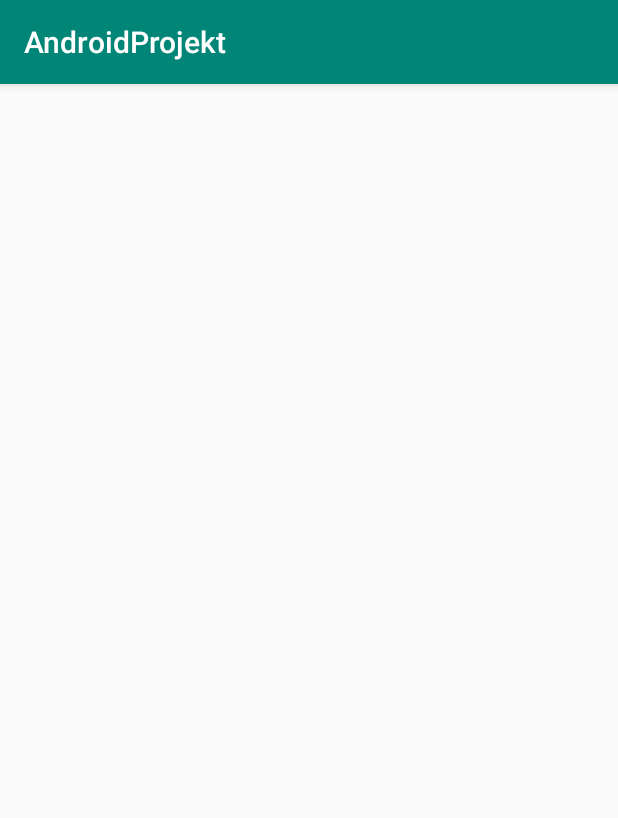
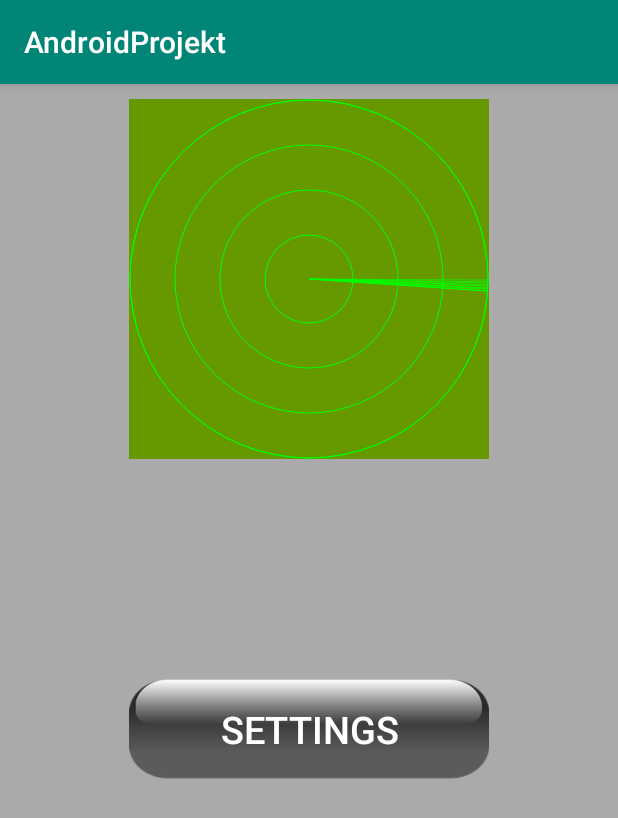
Before and after one commit to alflinusjonsson/AndroidBlueToothCar, an Android app: the screen it shows after launch (MainActivity), on a phone screen of 412 x 824 dp. Shown: the top 818 px of the screen. Run offline under Robolectric (Android 15) with nearby library versions, the phone set to English and light mode, and no system bars.

Commit message:
Added RadarView and settings button

```diff
--- a/app/src/main/java/se/j/androidprojekt/MainActivity.java
+++ b/app/src/main/java/se/j/androidprojekt/MainActivity.java
@@ -1,14 +1,26 @@
 package se.j.androidprojekt;
 
+import android.content.Intent;
 import android.os.Bundle;
 import android.support.annotation.Nullable;
 import android.support.v7.app.AppCompatActivity;
-
+import android.view.View;
 
 public class MainActivity extends AppCompatActivity {
+    RadarView mRadarView = null;
+
     @Override
-    protected void onCreate(@Nullable Bundle savedInstanceState) {
+    protected void onCreate(Bundle savedInstanceState) {
         super.onCreate(savedInstanceState);
         setContentView(R.layout.main_activity);
+
+        mRadarView = (RadarView) findViewById(R.id.radarView);
+        mRadarView.setShowCircles(true);
+        if (mRadarView != null) mRadarView.startAnimation();
+    }
+
+    public void SettingsButtonClicked(View view){
+        //Intent intent = new Intent(this, SettingsActivity.class);
+        //startActivity(intent);
     }
 }
--- /dev/null
+++ b/app/src/main/java/se/j/androidprojekt/RadarView.java
@@ -0,0 +1,141 @@
+package se.j.androidprojekt;
+
+import android.view.View;
+import android.content.Context;
+import android.graphics.Canvas;
+import android.graphics.Color;
+import android.graphics.Paint;
+import android.graphics.Point;
+import android.util.AttributeSet;
+import android.util.Log;
+
+public class RadarView extends View {
+
+    private final String LOG = "RadarView";
+    private final int POINT_ARRAY_SIZE = 25;
+
+    private int fps = 100;
+    private boolean showCircles = true;
+
+    float alpha = 0;
+    Point latestPoint[] = new Point[POINT_ARRAY_SIZE];
+    Paint latestPaint[] = new Paint[POINT_ARRAY_SIZE];
+
+    public RadarView(Context context) {
+        this(context, null);
+    }
+
+    public RadarView(Context context, AttributeSet attrs) {
+        this(context, attrs, 0);
+    }
+
+    public RadarView(Context context, AttributeSet attrs, int defStyleAttr) {
+        super(context, attrs, defStyleAttr);
+
+        Paint localPaint = new Paint();
+        localPaint.setColor(Color.GREEN);
+        localPaint.setAntiAlias(true);
+        localPaint.setStyle(Paint.Style.STROKE);
+        localPaint.setStrokeWidth(1.0F);
+        localPaint.setAlpha(0);
+
+        int alpha_step = 255 / POINT_ARRAY_SIZE;
+        for (int i=0; i < latestPaint.length; i++) {
+            latestPaint[i] = new Paint(localPaint);
+            latestPaint[i].setAlpha(255 - (i* alpha_step));
+        }
+    }
+
+
+    android.os.Handler mHandler = new android.os.Handler();
+    Runnable mTick = new Runnable() {
+        @Override
+        public void run() {
+            invalidate();
+            mHandler.postDelayed(this, 1000 / fps);
+        }
+    };
+
+
+    public void startAnimation() {
+        mHandler.removeCallbacks(mTick);
+        mHandler.post(mTick);
+    }
+
+    public void stopAnimation() {
+        mHandler.removeCallbacks(mTick);
+    }
+
+    public void setFrameRate(int fps) { this.fps = fps; }
+    public int getFrameRate() { return this.fps; }
+
+    public void setShowCircles(boolean showCircles) { this.showCircles =     showCircles; }
+
+    @Override
+    protected void onDraw(Canvas canvas) {
+        super.onDraw(canvas);
+
+
+        int width = getWidth();
+        int height = getHeight();
+
+        int r = Math.min(width, height);
+
+
+        //canvas.drawRect(0, 0, getWidth(), getHeight(), localPaint);
+
+        int i = r / 2;
+        int j = i - 1;
+        Paint localPaint = latestPaint[0]; // GREEN
+
+        if (showCircles) {
+            canvas.drawCircle(i, i, j, localPaint);
+            canvas.drawCircle(i, i, j, localPaint);
+            canvas.drawCircle(i, i, j * 3 / 4, localPaint);
+            canvas.drawCircle(i, i, j >> 1, localPaint);
+            canvas.drawCircle(i, i, j >> 2, localPaint);
+        }
+
+        alpha -= 0.5;
+        if (alpha < -360) alpha = 0;
+        double angle = Math.toRadians(alpha);
+        int offsetX =  (int) (i + (float)(i * Math.cos(angle)));
+        int offsetY = (int) (i - (float)(i * Math.sin(angle)));
+
+        latestPoint[0]= new Point(offsetX, offsetY);
+
+        for (int x=POINT_ARRAY_SIZE-1; x > 0; x--) {
+            latestPoint[x] = latestPoint[x-1];
+        }
+
+
+
+        int lines = 0;
+        for (int x = 0; x < POINT_ARRAY_SIZE; x++) {
+            Point point = latestPoint[x];
+            if (point != null) {
+                canvas.drawLine(i, i, point.x, point.y, latestPaint[x]);
+            }
+        }
+
+
+        lines = 0;
+        for (Point p : latestPoint) if (p != null) lines++;
+
+        boolean debug = false;
+        if (debug) {
+            StringBuilder sb = new StringBuilder(" >> ");
+            for (Point p : latestPoint) {
+                if (p != null) sb.append(" (" + p.x + "x" + p.y + ")");
+            }
+
+            Log.d(LOG, sb.toString());
+            //  " - R:" + r + ", i=" + i +
+            //  " - Size: " + width + "x" + height +
+            //  " - Angle: " + angle +
+            //  " - Offset: " + offsetX + "," + offsetY);
+        }
+
+    }
+
+}
--- a/app/src/main/res/layout/main_activity.xml
+++ b/app/src/main/res/layout/main_activity.xml
@@ -1,6 +1,32 @@
 <?xml version="1.0" encoding="utf-8"?>
 <LinearLayout xmlns:android="http://schemas.android.com/apk/res/android"
+    xmlns:tools="http://schemas.android.com/tools"
+    android:layout_gravity="center"
     android:layout_width="match_parent"
-    android:layout_height="match_parent">
+    android:layout_height="match_parent"
+    android:orientation="vertical"
+    android:background="@android:color/darker_gray">
+
+    <se.j.androidprojekt.RadarView
+        android:id="@+id/radarView"
+        android:layout_marginTop="10dp"
+        android:layout_width="240dp"
+        android:layout_height="240dp"
+        android:layout_gravity="center_horizontal"
+        android:background="@android:color/holo_green_dark"/>
+    <Button
+        android:layout_width="240dp"
+        android:layout_height="200dp"
+        android:id="@+id/Image_settings"
+        android:background="@drawable/settingsbutton"
+        android:layout_gravity="center_horizontal"
+        android:layout_marginTop="80dp"
+        android:text="Settings"
+        android:textColor="@color/SettingsColor"
+        android:textSize="25dp"
+        android:fontFamily="sans-serif-medium"
+        android:onClick="SettingsButtonClicked"
+
+        />
 
 </LinearLayout>
--- a/app/src/main/res/values/colors.xml
+++ b/app/src/main/res/values/colors.xml
@@ -3,4 +3,5 @@
     <color name="colorPrimary">#008577</color>
     <color name="colorPrimaryDark">#00574B</color>
     <color name="colorAccent">#D81B60</color>
+    <color name="SettingsColor">#FFFFFF</color>
 </resources>
```
Also changed, not shown: app/src/main/res/drawable/settingsbutton.png (added).
